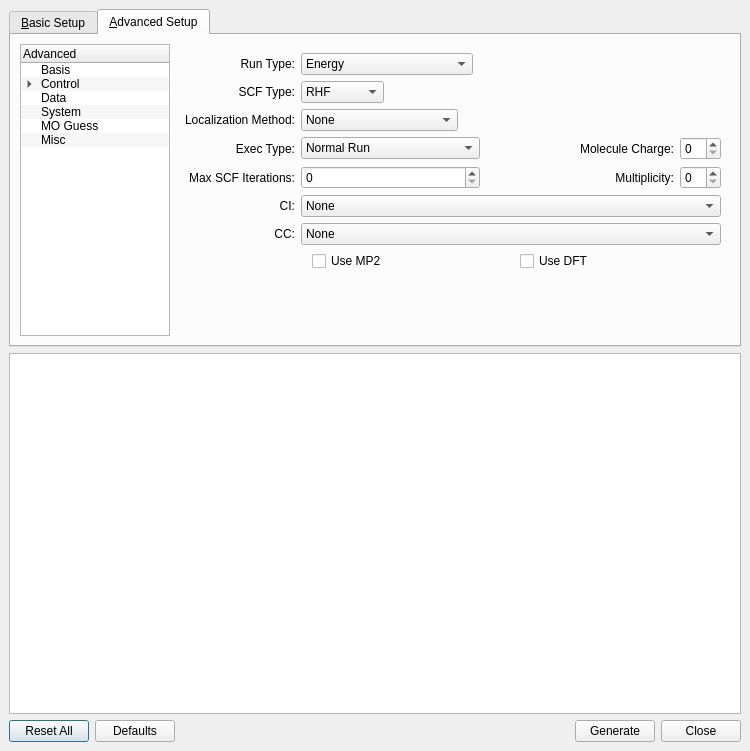
This is avogadro/src/plugins/gamessinputdialog.ui in cryos/avogadro as Qt 5 draws it before an edit. The edited form follows.
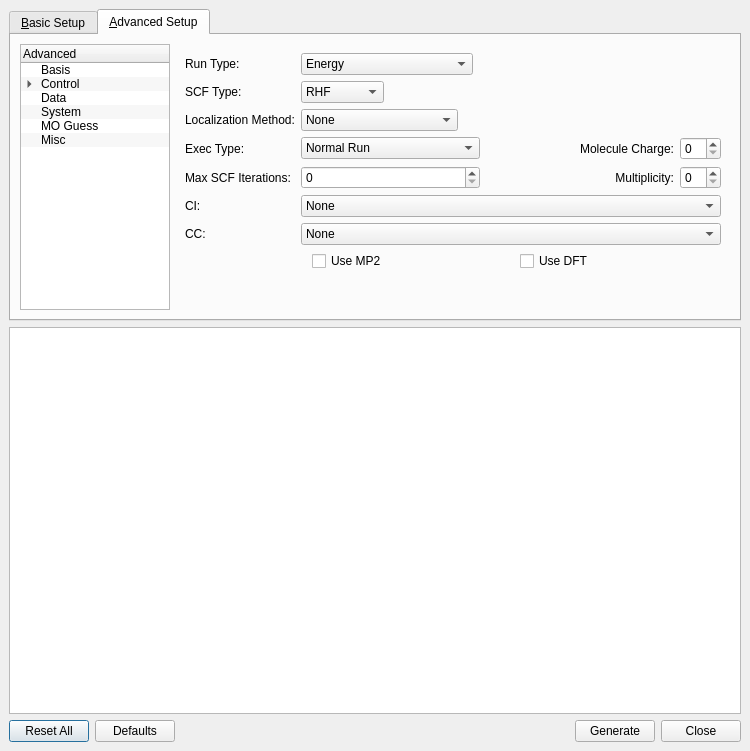
This is the edited form. The open tabs and pages were chosen to show the change.

Commit message: Minor misspellings and added units to the recalculate hessian spin box.

```diff
--- a/avogadro/src/plugins/gamessinputdialog.ui
+++ b/avogadro/src/plugins/gamessinputdialog.ui
@@ -22,7 +22,7 @@
    <item row="0" column="0" >
     <widget class="QTabWidget" name="modeTab" >
      <property name="currentIndex" >
-      <number>0</number>
+      <number>1</number>
      </property>
      <widget class="QWidget" name="basicWidget" >
       <attribute name="title" >
@@ -439,7 +439,7 @@
          <property name="sizeHint" >
           <size>
            <width>20</width>
-           <height>40</height>
+           <height>0</height>
           </size>
          </property>
         </spacer>
@@ -550,8 +550,16 @@
        </item>
        <item>
         <widget class="QStackedWidget" name="advancedStacked" >
+         <property name="sizePolicy" >
+          <sizepolicy>
+           <hsizetype>5</hsizetype>
+           <vsizetype>5</vsizetype>
+           <horstretch>1</horstretch>
+           <verstretch>0</verstretch>
+          </sizepolicy>
+         </property>
          <property name="currentIndex" >
-          <number>0</number>
+          <number>10</number>
          </property>
          <widget class="QWidget" name="basisWidget" >
           <layout class="QGridLayout" >
@@ -940,7 +948,7 @@
              <property name="sizeHint" >
               <size>
                <width>20</width>
-               <height>40</height>
+               <height>0</height>
               </size>
              </property>
             </spacer>
@@ -960,9 +968,6 @@
              <property name="text" >
               <string>Max SCF Iterations:</string>
              </property>
-             <property name="alignment" >
-              <set>Qt::AlignRight|Qt::AlignTrailing|Qt::AlignVCenter</set>
-             </property>
             </widget>
            </item>
            <item row="0" column="1" >
@@ -1211,9 +1216,6 @@
              <property name="text" >
               <string>SCF Type:</string>
              </property>
-             <property name="alignment" >
-              <set>Qt::AlignRight|Qt::AlignTrailing|Qt::AlignVCenter</set>
-             </property>
             </widget>
            </item>
            <item row="2" column="0" >
@@ -1221,9 +1223,6 @@
              <property name="text" >
               <string>Localization Method:</string>
              </property>
-             <property name="alignment" >
-              <set>Qt::AlignRight|Qt::AlignTrailing|Qt::AlignVCenter</set>
-             </property>
             </widget>
            </item>
            <item row="4" column="2" >
@@ -1234,9 +1233,6 @@
              <property name="text" >
               <string>Exec Type:</string>
              </property>
-             <property name="alignment" >
-              <set>Qt::AlignRight|Qt::AlignTrailing|Qt::AlignVCenter</set>
-             </property>
             </widget>
            </item>
            <item row="5" column="0" >
@@ -1244,9 +1240,6 @@
              <property name="text" >
               <string>CI:</string>
              </property>
-             <property name="alignment" >
-              <set>Qt::AlignRight|Qt::AlignTrailing|Qt::AlignVCenter</set>
-             </property>
             </widget>
            </item>
            <item row="5" column="1" colspan="2" >
@@ -1293,9 +1286,6 @@
              <property name="text" >
               <string>CC:</string>
              </property>
-             <property name="alignment" >
-              <set>Qt::AlignRight|Qt::AlignTrailing|Qt::AlignVCenter</set>
-             </property>
             </widget>
            </item>
            <item row="6" column="1" colspan="2" >
@@ -1451,9 +1441,6 @@
              <property name="text" >
               <string>Run Type:</string>
              </property>
-             <property name="alignment" >
-              <set>Qt::AlignRight|Qt::AlignTrailing|Qt::AlignVCenter</set>
-             </property>
             </widget>
            </item>
            <item row="7" column="0" colspan="3" >
@@ -1536,7 +1523,7 @@
              <property name="sizeHint" >
               <size>
                <width>20</width>
-               <height>5</height>
+               <height>0</height>
               </size>
              </property>
             </spacer>
@@ -1894,7 +1881,7 @@
              <property name="sizeHint" >
               <size>
                <width>20</width>
-               <height>21</height>
+               <height>0</height>
               </size>
              </property>
             </spacer>
@@ -2337,7 +2324,7 @@
              <property name="sizeHint" >
               <size>
                <width>20</width>
-               <height>40</height>
+               <height>0</height>
               </size>
              </property>
             </spacer>
@@ -2506,7 +2493,7 @@
              <property name="sizeHint" >
               <size>
                <width>20</width>
-               <height>40</height>
+               <height>0</height>
               </size>
              </property>
             </spacer>
@@ -2550,7 +2537,7 @@
              <property name="sizeHint" >
               <size>
                <width>20</width>
-               <height>40</height>
+               <height>0</height>
               </size>
              </property>
             </spacer>
@@ -2751,7 +2738,7 @@
              <property name="sizeHint" >
               <size>
                <width>20</width>
-               <height>40</height>
+               <height>0</height>
               </size>
              </property>
             </spacer>
@@ -2895,7 +2882,7 @@
              <property name="sizeHint" >
               <size>
                <width>20</width>
-               <height>40</height>
+               <height>0</height>
               </size>
              </property>
             </spacer>
@@ -3012,7 +2999,7 @@
              <property name="sizeHint" >
               <size>
                <width>20</width>
-               <height>40</height>
+               <height>0</height>
               </size>
              </property>
             </spacer>
@@ -3248,6 +3235,13 @@
              <item>
               <widget class="QSpinBox" name="statPointRecalculateSpin" />
              </item>
+             <item>
+              <widget class="QLabel" name="label_53" >
+               <property name="text" >
+                <string>steps</string>
+               </property>
+              </widget>
+             </item>
              <item>
               <spacer>
                <property name="orientation" >
@@ -3266,7 +3260,7 @@
            <item row="6" column="0" >
             <widget class="QLabel" name="label_46" >
              <property name="text" >
-              <string>Recalculate Hessan Every:</string>
+              <string>Recalculate Hessian Every:</string>
              </property>
              <property name="buddy" >
               <cstring>statPointRecalculateSpin</cstring>
@@ -3375,7 +3369,7 @@
        <hsizetype>7</hsizetype>
        <vsizetype>7</vsizetype>
        <horstretch>0</horstretch>
-       <verstretch>4</verstretch>
+       <verstretch>1</verstretch>
       </sizepolicy>
      </property>
     </widget>
```
The commit also changes 1 other file.
